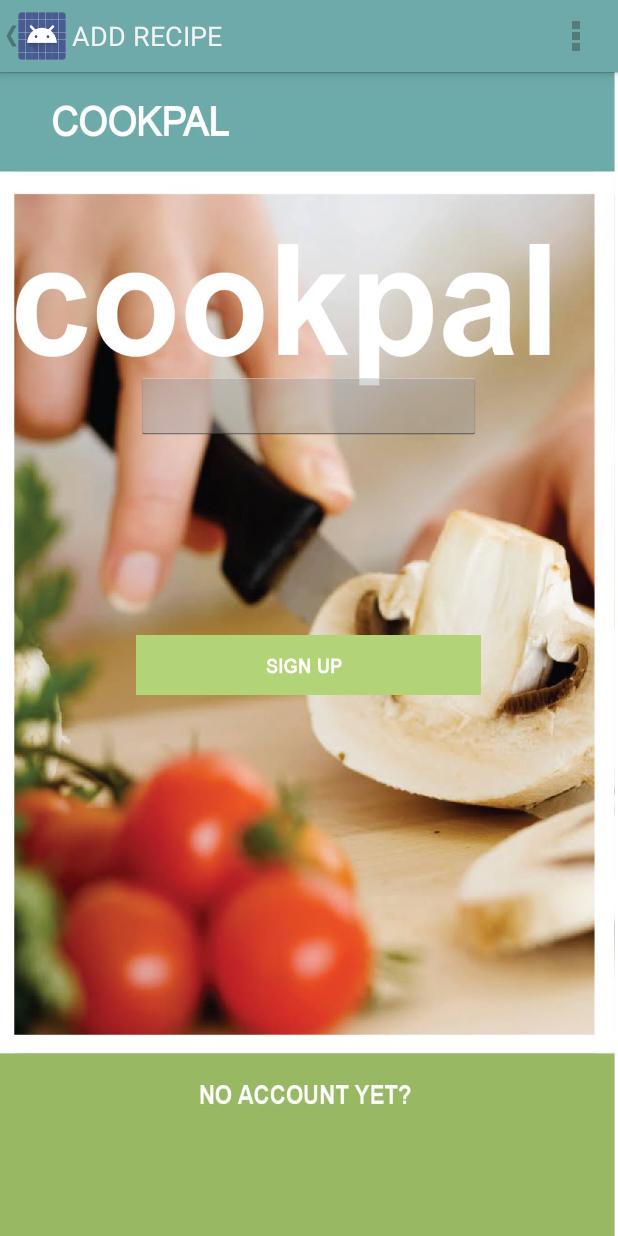
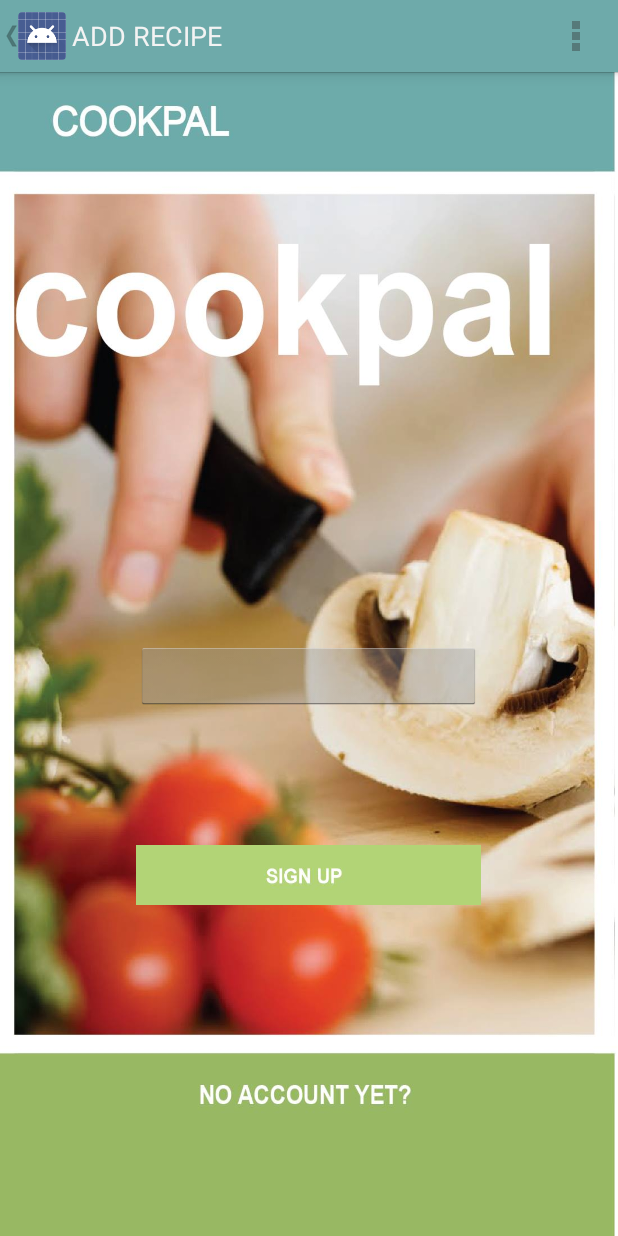
Before and after one commit to km13818/CookPal, an Android app: the fragment SplashFragment placed in its activity, on a phone screen of 412 x 824 dp. Run offline under Robolectric (Android 15) with nearby library versions, the phone set to English and light mode, and no system bars; libraries missing offline, so code that uses them is left out: com.facebook, com.facebook.widget; plain views replace LoginButton; 5 statements that could not run were skipped.

Commit message:
moved buttons for login screen for my phone (moto x)

```diff
--- a/CookPal/app/src/main/res/layout/splash.xml
+++ b/CookPal/app/src/main/res/layout/splash.xml
@@ -11,7 +11,7 @@
         android:layout_width="230dp"
         android:layout_height="45dp"
         android:layout_gravity="center_horizontal"
-        android:layout_marginTop="@dimen/sign_in_button_top_margin"
+        android:layout_marginTop="380dp"
          />
 
     <Button
@@ -20,7 +20,7 @@
         android:layout_width="230dp"
         android:layout_height="40dp"
         android:layout_gravity="center_horizontal"
-        android:layout_marginTop="@dimen/sign_up_button_top_margin"
+        android:layout_marginTop="90dp"
         />
 
 
--- a/CookPal/app/src/main/res/values/dimens.xml
+++ b/CookPal/app/src/main/res/values/dimens.xml
@@ -2,4 +2,7 @@
     <!-- Default screen margins, per the Android Design guidelines. -->
     <dimen name="activity_horizontal_margin">16dp</dimen>
     <dimen name="activity_vertical_margin">16dp</dimen>
+
+    <dimen name="sign_in_button_top_margin">380dp</dimen>
+    <dimen name="sign_up_button_top_margin">90dp</dimen>
 </resources>
```
Also changed, not shown: 2 other files.
